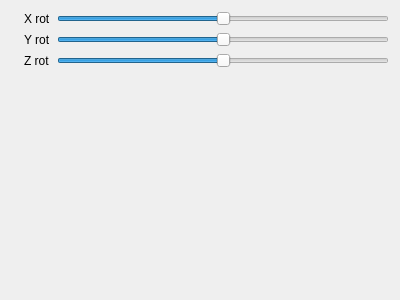
Before: the Qt Designer form mainwindow.ui in noavarice/c2, drawn with Qt 5.
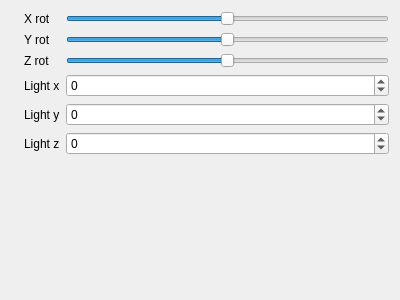
After: the same form once the commit is applied.

The edit to the form file:
```diff
--- a/mainwindow.ui
+++ b/mainwindow.ui
@@ -84,6 +84,48 @@
         </property>
        </widget>
       </item>
+      <item row="3" column="0">
+       <widget class="QLabel" name="label_4">
+        <property name="text">
+         <string>Light x</string>
+        </property>
+       </widget>
+      </item>
+      <item row="4" column="0">
+       <widget class="QLabel" name="label_5">
+        <property name="text">
+         <string>Light y</string>
+        </property>
+       </widget>
+      </item>
+      <item row="5" column="0">
+       <widget class="QLabel" name="label_6">
+        <property name="text">
+         <string>Light z</string>
+        </property>
+       </widget>
+      </item>
+      <item row="3" column="1">
+       <widget class="QSpinBox" name="sbLightX">
+        <property name="minimum">
+         <number>-99</number>
+        </property>
+       </widget>
+      </item>
+      <item row="4" column="1">
+       <widget class="QSpinBox" name="sbLightY">
+        <property name="minimum">
+         <number>-99</number>
+        </property>
+       </widget>
+      </item>
+      <item row="5" column="1">
+       <widget class="QSpinBox" name="sbLightZ">
+        <property name="minimum">
+         <number>-99</number>
+        </property>
+       </widget>
+      </item>
      </layout>
     </item>
    </layout>
```
